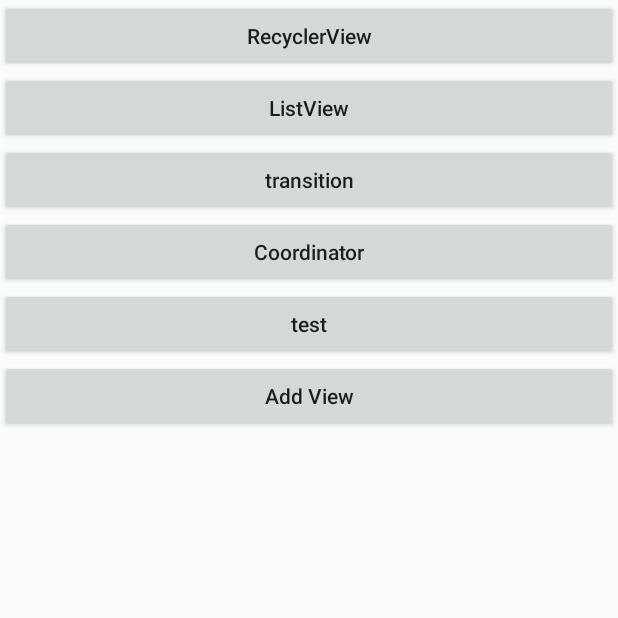
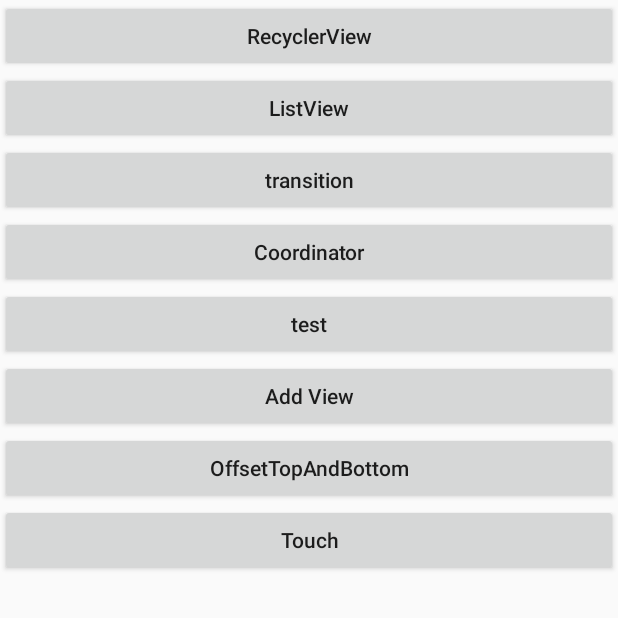
Before and after one commit to yuanweibai/AndroidTool, an Android app: the screen it shows after launch (MainActivity), on a phone screen of 412 x 824 dp, the top half of it. Run offline under Robolectric (Android 15) with nearby library versions, the phone set to English and light mode, and no system bars; libraries missing offline, so code that uses them is left out: com.evernote.android; 4 statements that could not run were skipped.

Commit message:
Add touch test and offset test.

```diff
--- a/app/src/main/AndroidManifest.xml
+++ b/app/src/main/AndroidManifest.xml
@@ -65,6 +65,8 @@
             android:theme="@style/AppTheme" />
         <activity android:name=".nestedscroll.NestedScrollActivity" />
         <activity android:name=".experiments.activity.AnrActivity" />
+        <activity android:name=".transition.OffsetActivity" />
+        <activity android:name=".touch.TouchActivity" />
     </application>
 
 </manifest>
--- a/app/src/main/java/rango/tool/androidtool/MainActivity.java
+++ b/app/src/main/java/rango/tool/androidtool/MainActivity.java
@@ -2,15 +2,16 @@ package rango.tool.androidtool;
 
 import android.content.Intent;
 import android.os.Bundle;
-import android.view.View;
 import android.widget.ImageView;
 import android.widget.LinearLayout;
 
 import rango.tool.androidtool.base.BaseActivity;
+import rango.tool.androidtool.coordinator.CoordinatorActivity;
 import rango.tool.androidtool.experiments.TestActivity;
 import rango.tool.androidtool.list.activity.ListActivity;
 import rango.tool.androidtool.list.activity.RecyclerActivity;
-import rango.tool.androidtool.coordinator.CoordinatorActivity;
+import rango.tool.androidtool.touch.TouchActivity;
+import rango.tool.androidtool.transition.OffsetActivity;
 import rango.tool.androidtool.transition.TransitionActivity;
 
 public class MainActivity extends BaseActivity {
@@ -40,11 +41,9 @@ public class MainActivity extends BaseActivity {
             startActivity(TestActivity.class);
         });
 
-        findViewById(R.id.add_view_btn).setOnClickListener(new View.OnClickListener() {
-            @Override public void onClick(View v) {
-                addTestView();
-            }
-        });
+        findViewById(R.id.add_view_btn).setOnClickListener(v -> addTestView());
+        findViewById(R.id.offset_btn).setOnClickListener(v -> startActivity(OffsetActivity.class));
+        findViewById(R.id.touch_btn).setOnClickListener(v -> startActivity(TouchActivity.class));
     }
 
     private void addTestView() {
--- a/app/src/main/java/rango/tool/androidtool/nestedscroll/NestedScrollChildView.java
+++ b/app/src/main/java/rango/tool/androidtool/nestedscroll/NestedScrollChildView.java
@@ -48,7 +48,7 @@ public class NestedScrollChildView extends View implements NestedScrollingChild2
                 if (downY == -1 || downX == -1) {
                     return false;
                 }
-                startNestedScroll(ViewCompat.SCROLL_AXIS_VERTICAL, ViewCompat.TYPE_TOUCH);
+                startNestedScroll(ViewCompat.SCROLL_AXIS_VERTICAL | ViewCompat.SCROLL_AXIS_HORIZONTAL, ViewCompat.TYPE_TOUCH);
                 break;
             case MotionEvent.ACTION_MOVE:
                 final float pointerY = getPointerY(event, pointerId);
--- a/app/src/main/res/layout/activity_main.xml
+++ b/app/src/main/res/layout/activity_main.xml
@@ -46,6 +46,19 @@
         android:text="Add View"
         android:textAllCaps="false" />
 
+    <Button
+        android:id="@+id/offset_btn"
+        android:layout_width="match_parent"
+        android:layout_height="wrap_content"
+        android:text="OffsetTopAndBottom"
+        android:textAllCaps="false" />
+    <Button
+        android:id="@+id/touch_btn"
+        android:layout_width="match_parent"
+        android:layout_height="wrap_content"
+        android:text="Touch"
+        android:textAllCaps="false" />
+
     <LinearLayout
         android:id="@+id/container_view"
         android:layout_width="match_parent"
```
Also changed, not shown: app/src/main/java/rango/tool/androidtool/touch/MyImageView.java (added, +42 -0 lines), app/src/main/java/rango/tool/androidtool/touch/TouchActivity.java (added, +16 -0 lines), app/src/main/java/rango/tool/androidtool/touch/TouchLayout.java (added, +44 -0 lines), app/src/main/java/rango/tool/androidtool/transition/OffsetActivity.java (added, +27 -0 lines), app/src/main/res/layout/activity_offset_layout.xml (added, +39 -0 lines), app/src/main/res/layout/activity_touch_layout.xml (added, +19 -0 lines).
